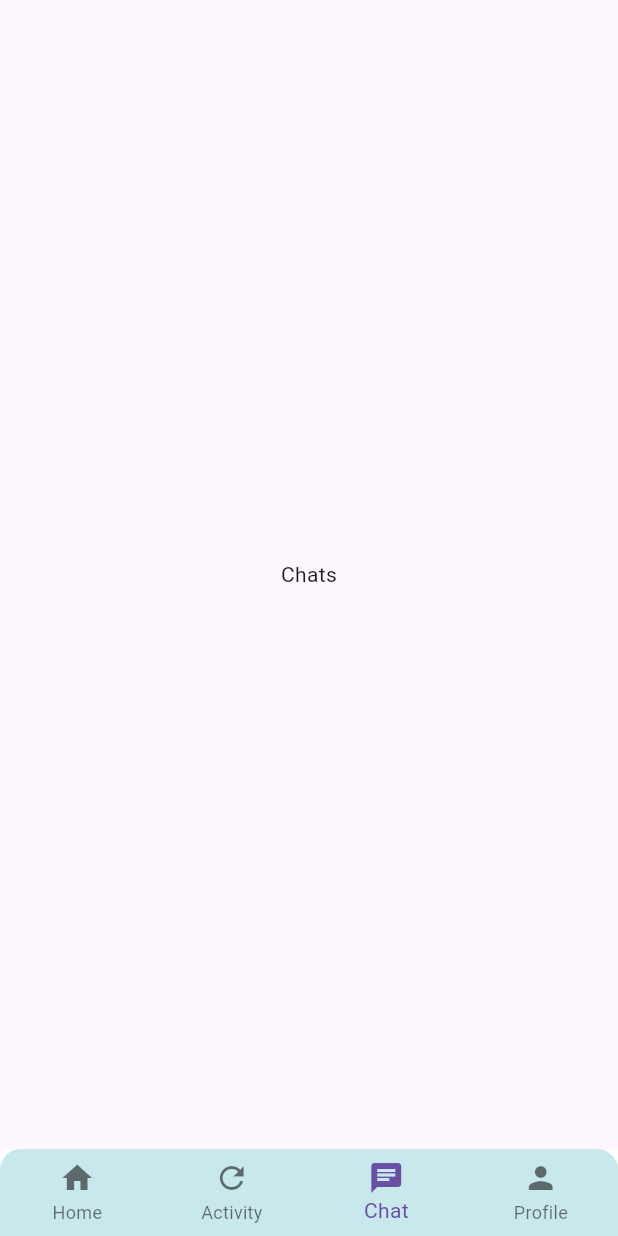
After one commit to Prakriti2515/EcoDrive_Group-2, a Flutter app: the Homepage screen opened directly, item 3 of the bottom bar chosen, on a phone screen of 412 x 824 dp. The commit adds this screen. Run offline on Flutter 3.47's test engine with Material 3 defaults, Android fonts, the phone set to English and light mode, and no system bars.

Commit message:
homepage update

```diff
--- a/eco-drive/lib/main.dart
+++ b/eco-drive/lib/main.dart
@@ -13,6 +13,7 @@ class MyApp extends StatelessWidget {
   Widget build(BuildContext context) {
     return MaterialApp(
       title: 'Flutter Demo',
+      debugShowCheckedModeBanner: false,
       home: StartPage(),
     );
   }
--- /dev/null
+++ b/eco-drive/lib/pages/activity.dart
@@ -0,0 +1,14 @@
+import 'package:flutter/material.dart';
+
+class Activity extends StatelessWidget {
+  const Activity({super.key});
+
+  @override
+  Widget build(BuildContext context) {
+    return Scaffold(
+      body: Center(
+        child: Text("Activity"),
+      ),
+    );
+  }
+}
--- /dev/null
+++ b/eco-drive/lib/pages/chat.dart
@@ -0,0 +1,14 @@
+import 'package:flutter/material.dart';
+
+class Chat extends StatelessWidget {
+  const Chat({super.key});
+
+  @override
+  Widget build(BuildContext context) {
+    return Scaffold(
+      body: Center(
+        child: Text("Chats"),
+      ),
+    );
+  }
+}
--- a/eco-drive/lib/pages/homepage.dart
+++ b/eco-drive/lib/pages/homepage.dart
@@ -1,5 +1,8 @@
+import 'package:eco_drive/pages/activity.dart';
+import 'package:eco_drive/pages/chat.dart';
 import 'package:eco_drive/pages/findRide.dart';
 import 'package:eco_drive/pages/offerRide.dart';
+import 'package:eco_drive/pages/profile.dart';
 import 'package:flutter/material.dart';
 
 class Homepage extends StatefulWidget {
@@ -10,12 +13,66 @@ class Homepage extends StatefulWidget {
 }
 
 class _HomepageState extends State<Homepage> {
+  int _currentIndex = 0;
+
+  final List<Widget> _pages = [
+    HomepageContent(), // Placeholder for the homepage content
+    Activity(),
+    Chat(),
+    Profile(),
+  ];
+
+  void _onItemTapped(int index) {
+    setState(() {
+      _currentIndex = index;
+    });
+  }
+
   @override
   Widget build(BuildContext context) {
     return SafeArea(
       child: Scaffold(
         backgroundColor: Color(0xffffffff),
-        body: Column(
+        body: _pages[_currentIndex],
+        bottomNavigationBar: ClipRRect(
+          borderRadius: BorderRadius.only(
+            topLeft: Radius.circular(14.0),
+            topRight: Radius.circular(14.0),
+          ),
+          child: BottomNavigationBar(
+            backgroundColor: Color(0xffC9E8EC),
+            type: BottomNavigationBarType.fixed,
+            items: [
+              BottomNavigationBarItem(
+                icon: Icon(Icons.home),
+                label: 'Home',
+              ),
+              BottomNavigationBarItem(
+                icon: Icon(Icons.refresh),
+                label: 'Activity',
+              ),
+              BottomNavigationBarItem(
+                icon: Icon(Icons.chat),
+                label: 'Chat',
+              ),
+              BottomNavigationBarItem(
+                icon: Icon(Icons.person),
+                label: 'Profile',
+              ),
+            ],
+            currentIndex: _currentIndex,
+            onTap: _onItemTapped,
+          ),
+        ),
+      ),
+    );
+  }
+}
+
+class HomepageContent extends StatelessWidget {
+  @override
+  Widget build(BuildContext context) {
+    return Column(
       children: [
         Container(
           height: 380,
@@ -84,38 +141,6 @@ class _HomepageState extends State<Homepage> {
           ),
         ),
       ],
-        ),
-        bottomNavigationBar: ClipRRect(
-          borderRadius: BorderRadius.only(
-            topLeft: Radius.circular(14.0),
-            topRight: Radius.circular(14.0),
-          ),
-          child: BottomNavigationBar(
-            backgroundColor: Color(0xffC9E8EC),
-            type: BottomNavigationBarType.fixed,
-            items: [
-              BottomNavigationBarItem(
-                icon: Icon(Icons.home),
-                label: 'Home',
-              ),
-              BottomNavigationBarItem(
-                icon: Icon(Icons.refresh),
-                label: 'Activity',
-              ),
-              BottomNavigationBarItem(
-                icon: Icon(Icons.chat),
-                label: 'Chat',
-              ),
-              BottomNavigationBarItem(
-                icon: Icon(Icons.person),
-                label: 'Profile',
-              ),
-            ],
-            currentIndex: 0,
-            onTap: (index) {},
-          ),
-        ),
-      ),
     );
   }
 }
--- /dev/null
+++ b/eco-drive/lib/pages/profile.dart
@@ -0,0 +1,14 @@
+import 'package:flutter/material.dart';
+
+class Profile extends StatelessWidget {
+  const Profile({super.key});
+
+  @override
+  Widget build(BuildContext context) {
+    return Scaffold(
+      body: Center(
+        child: Text("Profile"),
+      ),
+    );
+  }
+}
```
Also changed, not shown: eco-drive/lib/pages/signin.dart (+7 -4 lines). Lines whose indentation alone changed are shown as unchanged.
